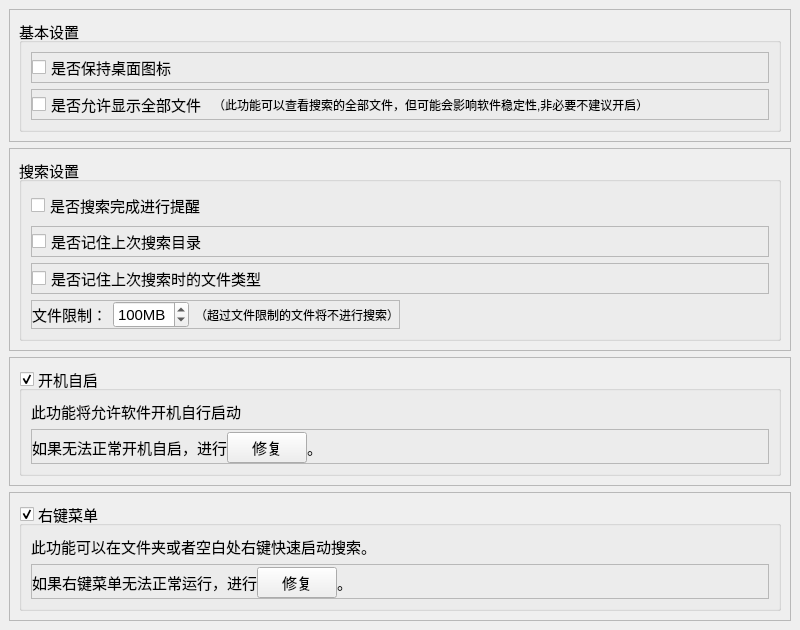
First picture: the form in qcustomdialog/setting.ui, repository Gaoyongxian666/OpenSearcher, before the edit.
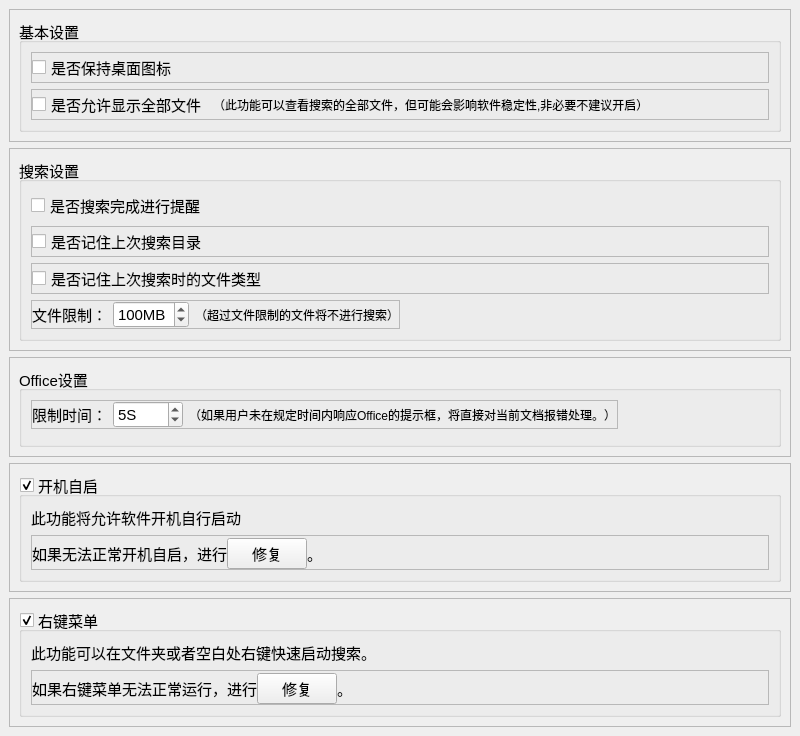
Second picture: the form after the edit.

```diff
--- a/qcustomdialog/setting.ui
+++ b/qcustomdialog/setting.ui
@@ -7,7 +7,7 @@
     <x>0</x>
     <y>0</y>
     <width>800</width>
-    <height>590</height>
+    <height>646</height>
    </rect>
   </property>
   <property name="windowTitle">
@@ -410,6 +410,99 @@
       </layout>
      </widget>
     </item>
+    <item>
+     <widget class="QFrame" name="frame_office">
+      <property name="frameShape">
+       <enum>QFrame::StyledPanel</enum>
+      </property>
+      <property name="frameShadow">
+       <enum>QFrame::Raised</enum>
+      </property>
+      <layout class="QVBoxLayout" name="verticalLayout_9">
+       <item>
+        <widget class="QGroupBox" name="groupBox_office">
+         <property name="title">
+          <string>Office设置</string>
+         </property>
+         <layout class="QVBoxLayout" name="verticalLayout_10">
+          <item alignment="Qt::AlignLeft">
+           <widget class="QFrame" name="frame_9">
+            <property name="frameShape">
+             <enum>QFrame::StyledPanel</enum>
+            </property>
+            <property name="frameShadow">
+             <enum>QFrame::Raised</enum>
+            </property>
+            <layout class="QHBoxLayout" name="horizontalLayout_9">
+             <property name="leftMargin">
+              <number>0</number>
+             </property>
+             <property name="topMargin">
+              <number>0</number>
+             </property>
+             <property name="rightMargin">
+              <number>0</number>
+             </property>
+             <property name="bottomMargin">
+              <number>0</number>
+             </property>
+             <item alignment="Qt::AlignLeft">
+              <widget class="QLabel" name="label_11">
+               <property name="text">
+                <string>限制时间：</string>
+               </property>
+              </widget>
+             </item>
+             <item alignment="Qt::AlignLeft">
+              <widget class="QSpinBox" name="spinBox_limit_office_time">
+               <property name="minimumSize">
+                <size>
+                 <width>70</width>
+                 <height>0</height>
+                </size>
+               </property>
+               <property name="suffix">
+                <string>S</string>
+               </property>
+               <property name="minimum">
+                <number>3</number>
+               </property>
+               <property name="value">
+                <number>5</number>
+               </property>
+              </widget>
+             </item>
+             <item alignment="Qt::AlignLeft">
+              <widget class="QLabel" name="label_5">
+               <property name="font">
+                <font>
+                 <pointsize>9</pointsize>
+                </font>
+               </property>
+               <property name="text">
+                <string>（如果用户未在规定时间内响应Office的提示框，将直接对当前文档报错处理。）</string>
+               </property>
+              </widget>
+             </item>
+            </layout>
+           </widget>
+          </item>
+          <item>
+           <widget class="QFrame" name="frame_8">
+            <property name="frameShape">
+             <enum>QFrame::StyledPanel</enum>
+            </property>
+            <property name="frameShadow">
+             <enum>QFrame::Raised</enum>
+            </property>
+           </widget>
+          </item>
+         </layout>
+        </widget>
+       </item>
+      </layout>
+     </widget>
+    </item>
     <item>
      <widget class="QFrame" name="frame_auto_run">
       <property name="frameShape">
```
